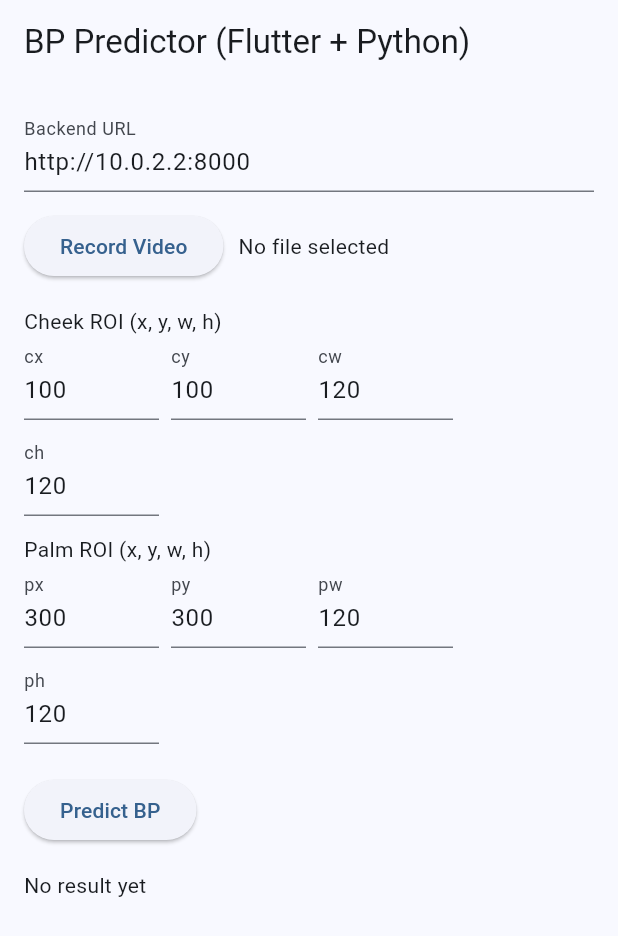
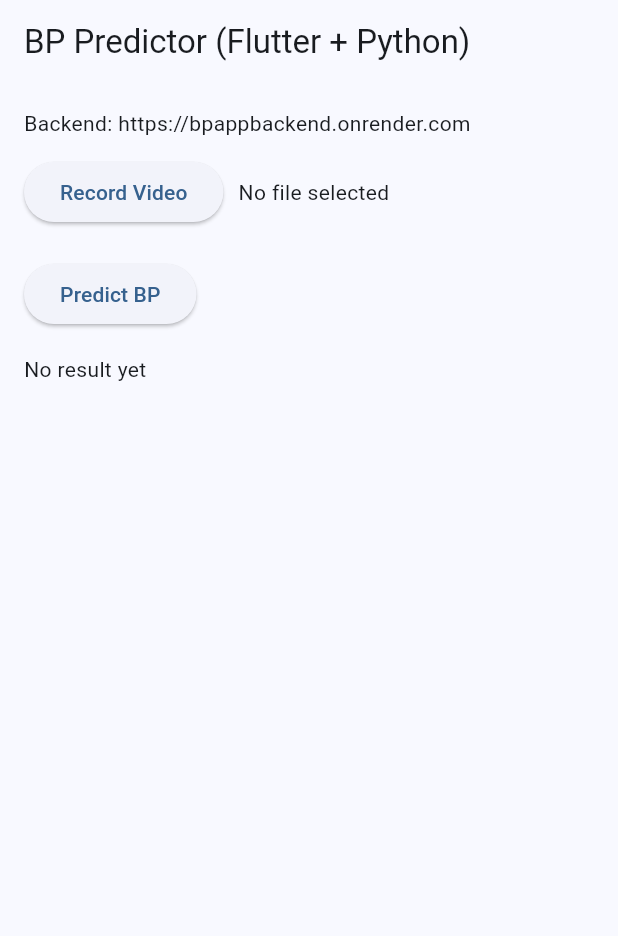
Before and after one commit to Avinash96-gthb/bpAppBackend, a Flutter app: the screen it shows after launch, on a phone screen of 412 x 824 dp. Shown: the top 936 px of the screen. Run offline on Flutter 3.47's test engine with Material 3 defaults, Android fonts, the phone set to English and light mode, and no system bars; our stand-ins replace image_picker.

Commit message:
fixed roi

```diff
--- a/frontend/lib/main.dart
+++ b/frontend/lib/main.dart
@@ -7,7 +7,7 @@ import 'package:image_picker/image_picker.dart';
 
 const String kDefaultBackendUrl = String.fromEnvironment(
   'API_BASE_URL',
-  defaultValue: 'http://10.0.2.2:8000',
+  defaultValue: 'https://bpappbackend.onrender.com',
 );
 
 void main() {
@@ -35,18 +35,6 @@ class HomePage extends StatefulWidget {
 }
 
 class _HomePageState extends State<HomePage> {
-  final _backendUrl = TextEditingController(text: kDefaultBackendUrl);
-
-  final _cheekX = TextEditingController(text: '100');
-  final _cheekY = TextEditingController(text: '100');
-  final _cheekW = TextEditingController(text: '120');
-  final _cheekH = TextEditingController(text: '120');
-
-  final _palmX = TextEditingController(text: '300');
-  final _palmY = TextEditingController(text: '300');
-  final _palmW = TextEditingController(text: '120');
-  final _palmH = TextEditingController(text: '120');
-
   File? _video;
   String _result = 'No result yet';
   bool _loading = false;
@@ -75,18 +63,10 @@ class _HomePageState extends State<HomePage> {
     });
 
     try {
-      final baseUrl = _backendUrl.text.trim().replaceAll(RegExp(r'/+$'), '');
+      final baseUrl = kDefaultBackendUrl.trim().replaceAll(RegExp(r'/+$'), '');
       final uri = Uri.parse('$baseUrl/predict');
       final req = http.MultipartRequest('POST', uri)
-        ..files.add(await http.MultipartFile.fromPath('video', _video!.path))
-        ..fields['cheek_x'] = _cheekX.text
-        ..fields['cheek_y'] = _cheekY.text
-        ..fields['cheek_w'] = _cheekW.text
-        ..fields['cheek_h'] = _cheekH.text
-        ..fields['palm_x'] = _palmX.text
-        ..fields['palm_y'] = _palmY.text
-        ..fields['palm_w'] = _palmW.text
-        ..fields['palm_h'] = _palmH.text;
+        ..files.add(await http.MultipartFile.fromPath('video', _video!.path));
 
       final streamed = await req.send();
       final body = await streamed.stream.bytesToString();
@@ -110,17 +90,6 @@ class _HomePageState extends State<HomePage> {
     }
   }
 
-  Widget _numField(String label, TextEditingController c) {
-    return SizedBox(
-      width: 90,
-      child: TextField(
-        controller: c,
-        keyboardType: TextInputType.number,
-        decoration: InputDecoration(labelText: label),
-      ),
-    );
-  }
-
   @override
   Widget build(BuildContext context) {
     return Scaffold(
@@ -130,13 +99,7 @@ class _HomePageState extends State<HomePage> {
         child: Column(
           crossAxisAlignment: CrossAxisAlignment.start,
           children: [
-            TextField(
-              controller: _backendUrl,
-              decoration: const InputDecoration(
-                labelText: 'Backend URL',
-                hintText: 'http://127.0.0.1:8000',
-              ),
-            ),
+            Text('Backend: $kDefaultBackendUrl'),
             const SizedBox(height: 12),
             Row(children: [
               ElevatedButton(onPressed: _recordVideo, child: const Text('Record Video')),
@@ -147,22 +110,6 @@ class _HomePageState extends State<HomePage> {
                   overflow: TextOverflow.ellipsis,
                 ),
               ),
-            ]),
-            const SizedBox(height: 16),
-            const Text('Cheek ROI (x, y, w, h)'),
-            Wrap(spacing: 8, runSpacing: 8, children: [
-              _numField('cx', _cheekX),
-              _numField('cy', _cheekY),
-              _numField('cw', _cheekW),
-              _numField('ch', _cheekH),
-            ]),
-            const SizedBox(height: 12),
-            const Text('Palm ROI (x, y, w, h)'),
-            Wrap(spacing: 8, runSpacing: 8, children: [
-              _numField('px', _palmX),
-              _numField('py', _palmY),
-              _numField('pw', _palmW),
-              _numField('ph', _palmH),
             ]),
             const SizedBox(height: 20),
             ElevatedButton(
```
Also changed, not shown: 1 other file.
